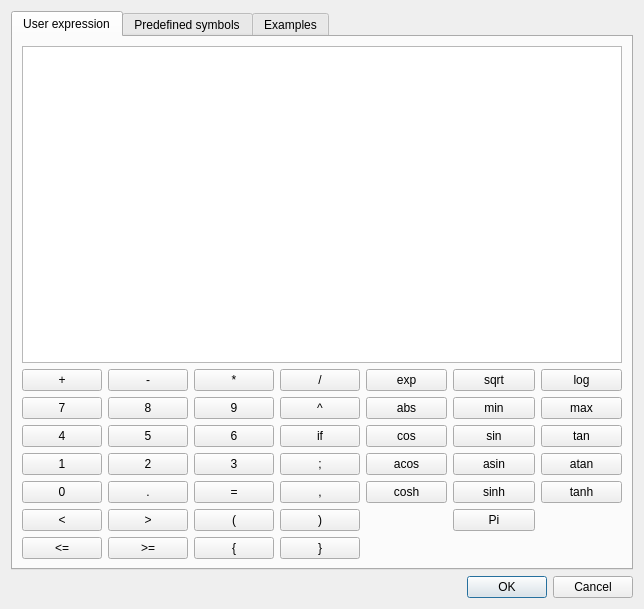
Above: python/code_saturne/gui/case/QMegEditorForm.ui from code-saturne/code_saturne before the change. Below: the same form after it.
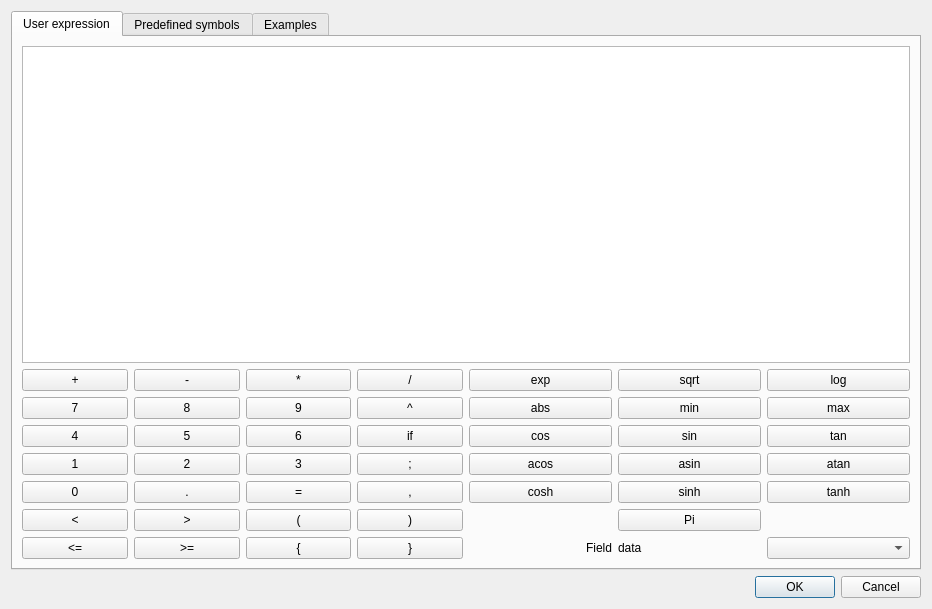
That is the form after the change.

Commit message: [GUI] Add fields combo box in calculator view

The edit to the form file:
```diff
--- a/python/code_saturne/gui/case/QMegEditorForm.ui
+++ b/python/code_saturne/gui/case/QMegEditorForm.ui
@@ -6,7 +6,7 @@
    <rect>
     <x>0</x>
     <y>0</y>
-    <width>644</width>
+    <width>932</width>
     <height>609</height>
    </rect>
   </property>
@@ -335,13 +335,6 @@
                </property>
               </widget>
              </item>
-             <item row="9" column="1">
-              <widget class="QLabel" name="label">
-               <property name="text">
-                <string/>
-               </property>
-              </widget>
-             </item>
              <item row="8" column="1">
               <widget class="QPushButton" name="pushButton_pi">
                <property name="text">
@@ -349,6 +342,29 @@
                </property>
               </widget>
              </item>
+             <item row="9" column="0">
+              <widget class="QLabel" name="label">
+               <property name="layoutDirection">
+                <enum>Qt::LeftToRight</enum>
+               </property>
+               <property name="text">
+                <string>Field</string>
+               </property>
+               <property name="alignment">
+                <set>Qt::AlignRight|Qt::AlignTrailing|Qt::AlignVCenter</set>
+               </property>
+              </widget>
+             </item>
+             <item row="9" column="2">
+              <widget class="QComboBox" name="comboBox_Insert"/>
+             </item>
+             <item row="9" column="1">
+              <widget class="QLabel" name="label_2">
+               <property name="text">
+                <string>data</string>
+               </property>
+              </widget>
+             </item>
             </layout>
            </item>
           </layout>
```
Left out of the diff: 270 changed lines with no effect on the pictures. The commit also changes 1 other file.
